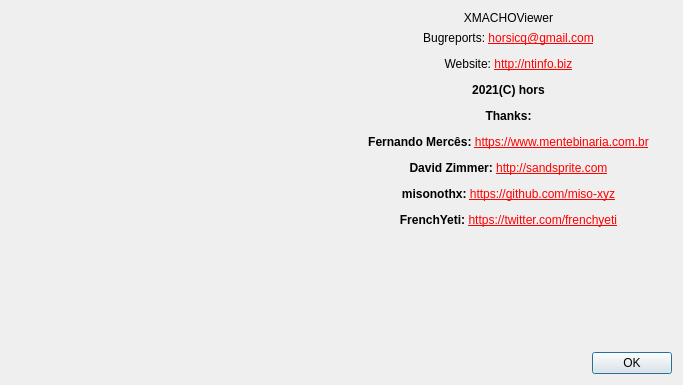
Above: gui_source/dialogabout.ui from horsicq/XMachOViewer before the change. Below: the same form after it.
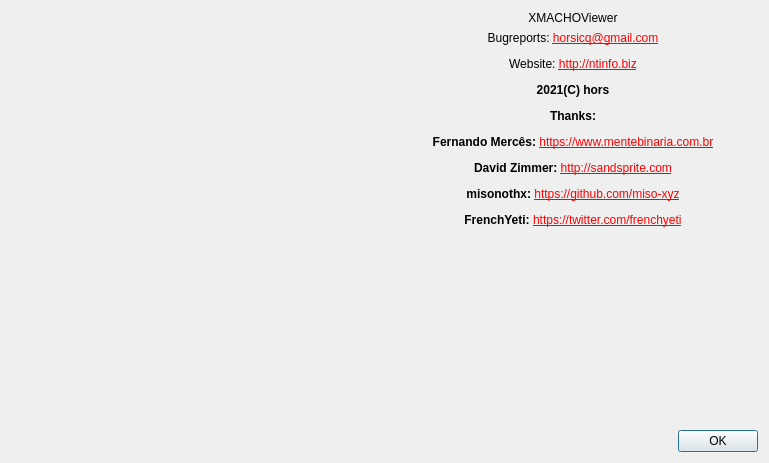
That is the form after the change.

Diff of the .ui file:
```diff
--- a/gui_source/dialogabout.ui
+++ b/gui_source/dialogabout.ui
@@ -9,8 +9,8 @@
    <rect>
     <x>0</x>
     <y>0</y>
-    <width>683</width>
-    <height>385</height>
+    <width>769</width>
+    <height>463</height>
    </rect>
   </property>
   <property name="windowTitle">
```
